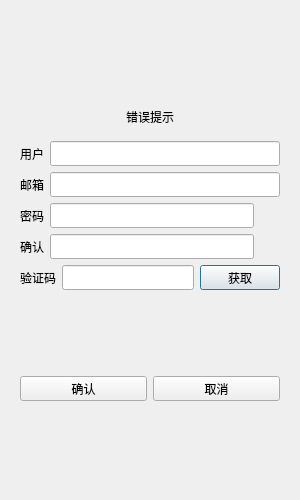
Qt form ChatClient/registdialog.ui (zyuhao7/WeChat) before a commit.
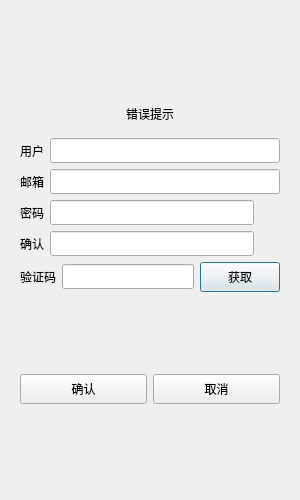
The same form after that commit. Custom widgets are drawn as their Qt base class.

```diff
--- a/ChatClient/registdialog.ui
+++ b/ChatClient/registdialog.ui
@@ -300,13 +300,13 @@
              <property name="minimumSize">
               <size>
                <width>0</width>
-               <height>25</height>
+               <height>30</height>
               </size>
              </property>
              <property name="maximumSize">
               <size>
                <width>16777215</width>
-               <height>25</height>
+               <height>30</height>
               </size>
              </property>
              <property name="text">
@@ -336,13 +336,13 @@
              <property name="minimumSize">
               <size>
                <width>0</width>
-               <height>25</height>
+               <height>30</height>
               </size>
              </property>
              <property name="maximumSize">
               <size>
                <width>16777215</width>
-               <height>25</height>
+               <height>30</height>
               </size>
              </property>
              <property name="text">
@@ -355,13 +355,13 @@
              <property name="minimumSize">
               <size>
                <width>0</width>
-               <height>25</height>
+               <height>30</height>
               </size>
              </property>
              <property name="maximumSize">
               <size>
                <width>16777215</width>
-               <height>25</height>
+               <height>30</height>
               </size>
              </property>
              <property name="text">
@@ -507,16 +507,16 @@
   </layout>
  </widget>
  <customwidgets>
-  <customwidget>
-   <class>TimerBtn</class>
-   <extends>QPushButton</extends>
-   <header>timerbtn.h</header>
-  </customwidget>
   <customwidget>
    <class>ClickedLabel</class>
    <extends>QLabel</extends>
    <header>clickedlabel.h</header>
   </customwidget>
+  <customwidget>
+   <class>TimerBtn</class>
+   <extends>QPushButton</extends>
+   <header>timerbtn.h</header>
+  </customwidget>
  </customwidgets>
  <resources/>
  <connections/>
```
Left out of the diff: 4 changed lines with no effect on the pictures.
